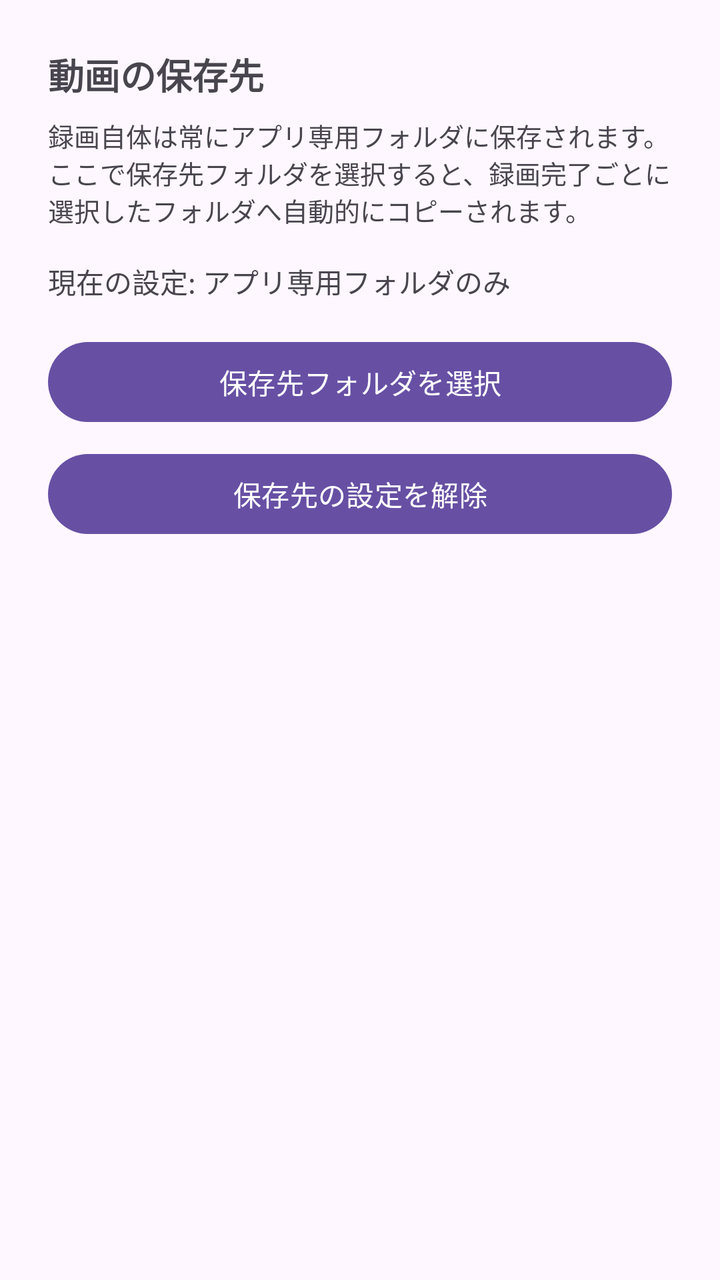
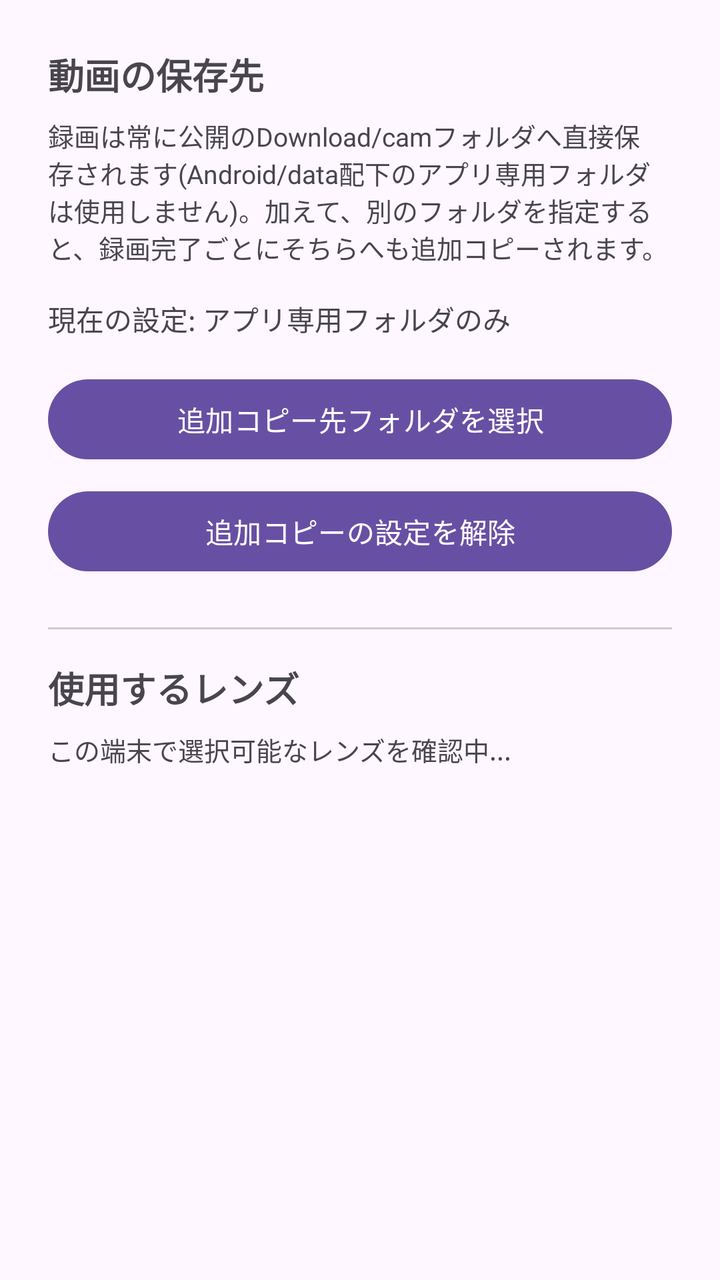

Screens rendered from an Android XML layout before and after an edit, with the pre-edit source and the edit as a unified diff.
<!-- AndroidManifest.xml: application theme Theme.Dashcam -->
<!-- res/layout/activity_settings.xml -->
<?xml version="1.0" encoding="utf-8"?>
<LinearLayout xmlns:android="http://schemas.android.com/apk/res/android"
    android:layout_width="match_parent"
    android:layout_height="match_parent"
    android:orientation="vertical"
    android:padding="24dp">

    <TextView
        android:layout_width="match_parent"
        android:layout_height="wrap_content"
        android:text="動画の保存先"
        android:textSize="18sp"
        android:textStyle="bold"
        android:layout_marginBottom="8dp" />

    <TextView
        android:layout_width="match_parent"
        android:layout_height="wrap_content"
        android:text="録画自体は常にアプリ専用フォルダに保存されます。ここで保存先フォルダを選択すると、録画完了ごとに選択したフォルダへ自動的にコピーされます。"
        android:textSize="13sp"
        android:layout_marginBottom="16dp" />

    <TextView
        android:id="@+id/textCurrentLocation"
        android:layout_width="match_parent"
        android:layout_height="wrap_content"
        android:text="現在の設定: アプリ専用フォルダのみ"
        android:textSize="14sp"
        android:layout_marginBottom="16dp" />

    <Button
        android:id="@+id/buttonChooseFolder"
        android:layout_width="match_parent"
        android:layout_height="wrap_content"
        android:text="保存先フォルダを選択" />

    <Button
        android:id="@+id/buttonClearFolder"
        android:layout_width="match_parent"
        android:layout_height="wrap_content"
        android:layout_marginTop="8dp"
        android:text="保存先の設定を解除" />

</LinearLayout>
<!-- resources referenced by this layout -->
<resources>
  <style name="Theme.Dashcam" parent="Theme.Material3.DayNight.NoActionBar" />
</resources>

<!-- the commit's change to res/layout/activity_settings.xml (unified diff, before → after) -->
@@ -16,7 +16,7 @@
     <TextView
         android:layout_width="match_parent"
         android:layout_height="wrap_content"
-        android:text="録画自体は常にアプリ専用フォルダに保存されます。ここで保存先フォルダを選択すると、録画完了ごとに選択したフォルダへ自動的にコピーされます。"
+        android:text="録画は常に公開のDownload/camフォルダへ直接保存されます(Android/data配下のアプリ専用フォルダは使用しません)。加えて、別のフォルダを指定すると、録画完了ごとにそちらへも追加コピーされます。"
         android:textSize="13sp"
         android:layout_marginBottom="16dp" />
 
@@ -32,13 +32,41 @@
         android:id="@+id/buttonChooseFolder"
         android:layout_width="match_parent"
         android:layout_height="wrap_content"
-        android:text="保存先フォルダを選択" />
+        android:text="追加コピー先フォルダを選択" />
 
     <Button
         android:id="@+id/buttonClearFolder"
         android:layout_width="match_parent"
         android:layout_height="wrap_content"
         android:layout_marginTop="8dp"
-        android:text="保存先の設定を解除" />
+        android:text="追加コピーの設定を解除" />
+
+    <View
+        android:layout_width="match_parent"
+        android:layout_height="1dp"
+        android:layout_marginTop="24dp"
+        android:layout_marginBottom="16dp"
+        android:background="#CCCCCC" />
+
+    <TextView
+        android:layout_width="match_parent"
+        android:layout_height="wrap_content"
+        android:text="使用するレンズ"
+        android:textSize="18sp"
+        android:textStyle="bold"
+        android:layout_marginBottom="8dp" />
+
+    <TextView
+        android:id="@+id/textLensDescription"
+        android:layout_width="match_parent"
+        android:layout_height="wrap_content"
+        android:text="この端末で選択可能なレンズを確認中..."
+        android:textSize="13sp"
+        android:layout_marginBottom="8dp" />
+
+    <RadioGroup
+        android:id="@+id/radioGroupLens"
+        android:layout_width="match_parent"
+        android:layout_height="wrap_content" />
 
 </LinearLayout>
